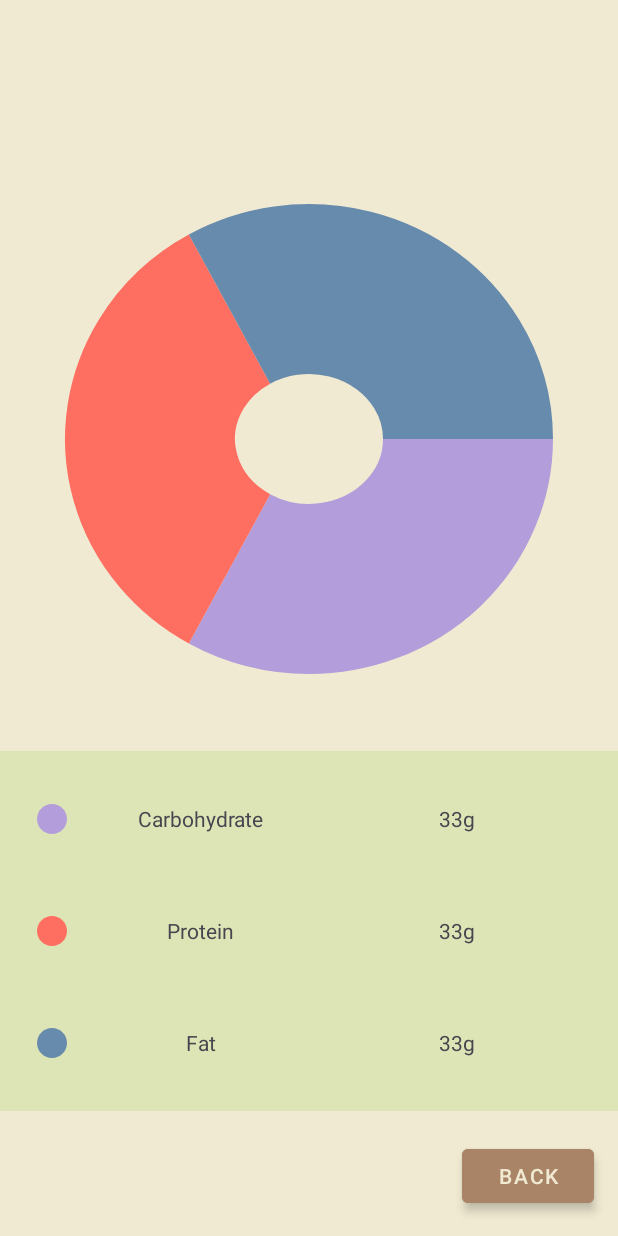
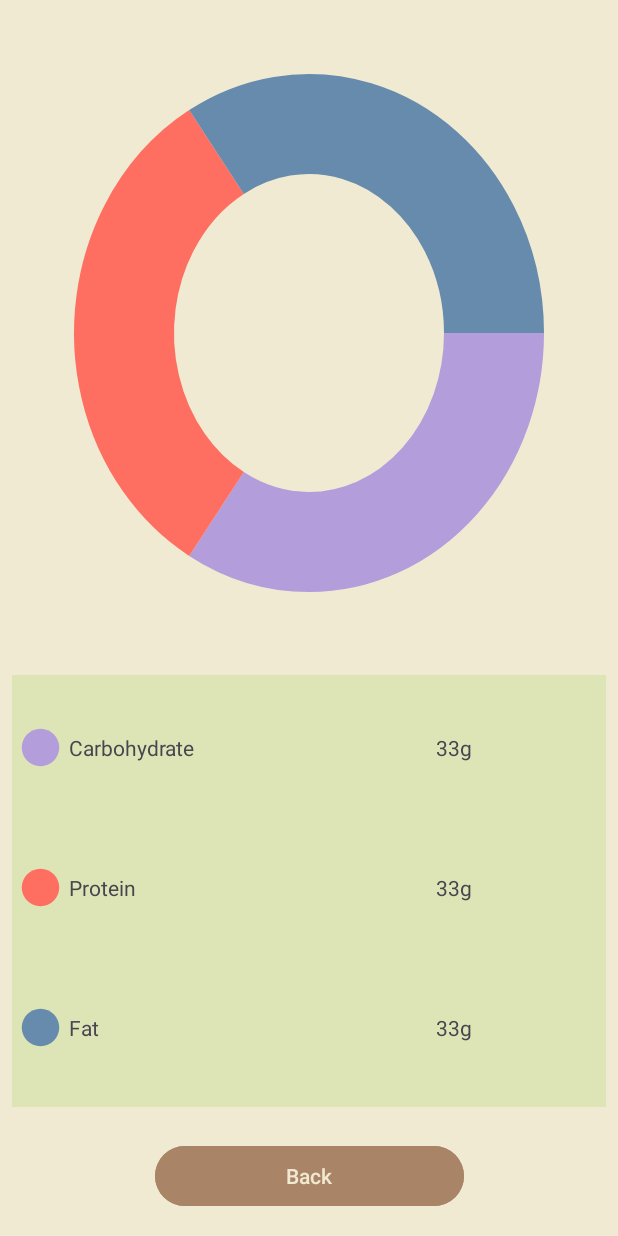
Before and after one commit to Omieron/NutritionTrackingApp, an Android app: the ReportActivity screen opened directly, with no data from a screen before it, on a phone screen of 412 x 824 dp. Run offline under Robolectric (Android 15) with nearby library versions, the phone set to English and light mode, and no system bars; our stand-ins replace Room's generated code.

Commit message:
layoutlar duzenlendi

```diff
--- a/app/src/main/java/com/group20/nutritiontrackingapp/chart/DonutChart.kt
+++ b/app/src/main/java/com/group20/nutritiontrackingapp/chart/DonutChart.kt
@@ -24,12 +24,10 @@ class DonutChart(context: Context, attrs: AttributeSet?) : View(context, attrs)
     )
 
     companion object {
-
         private var data = listOf(33f, 33f, 33f)
 
         fun updateData(carb: Float, pro: Float, fat: Float) {
             data = listOf(carb, pro, fat)
-
         }
     }
 
@@ -39,9 +37,9 @@ class DonutChart(context: Context, attrs: AttributeSet?) : View(context, attrs)
         val total = data.sum()
         var startAngle = 0f
 
-        val rect = RectF(150f, 150f, width - 150f, height - 150f)
-
-        val strokeWidth = 170f
+        // Çemberin boyutlarını ayarla
+        val rect = RectF(100f, 100f, width - 100f, height - 100f)
+        val strokeWidth = 100f
         paint.strokeWidth = strokeWidth
 
         for (i in data.indices) {
--- a/app/src/main/res/layout/activity_report.xml
+++ b/app/src/main/res/layout/activity_report.xml
@@ -1,17 +1,22 @@
 <?xml version="1.0" encoding="utf-8"?>
 <androidx.constraintlayout.widget.ConstraintLayout xmlns:android="http://schemas.android.com/apk/res/android"
     xmlns:app="http://schemas.android.com/apk/res-auto"
+    xmlns:tools="http://schemas.android.com/tools"
     android:layout_width="match_parent"
     android:layout_height="match_parent"
-    android:background="@color/Soft_Eggshell_White">
+    android:background="@color/Soft_Eggshell_White"
+    tools:context=".ReportActivity">
 
     <FrameLayout
         android:id="@+id/donutChartFrame"
-        android:layout_width="match_parent"
-        android:layout_height="400dp"
-        android:layout_marginBottom="331dp"
-        app:layout_constraintBottom_toBottomOf="parent"
-        app:layout_constraintEnd_toEndOf="parent">
+        android:layout_width="0dp"
+        android:layout_height="0dp"
+        android:layout_margin="16dp"
+        app:layout_constraintTop_toTopOf="parent"
+        app:layout_constraintStart_toStartOf="parent"
+        app:layout_constraintEnd_toEndOf="parent"
+        app:layout_constraintHeight_default="percent"
+        app:layout_constraintHeight_percent="0.5">
 
         <com.group20.nutritiontrackingapp.chart.DonutChart
             android:id="@+id/donutChart"
@@ -20,125 +25,132 @@
 
     </FrameLayout>
 
-        <!-- TableLayout -->
     <TableLayout
-        android:layout_width="match_parent"
-        android:layout_height="240dp"
-        android:layout_marginBottom="19dp"
-        android:padding="8dp"
+        android:id="@+id/tableLayout"
+        android:layout_width="0dp"
+        android:layout_height="0dp"
+        android:layout_margin="8dp"
+        android:padding="4dp"
+        android:background="@color/Pale_Sage_Green"
         android:stretchColumns="1"
-        android:background="@color/Pale_Sage_Green"
+        app:layout_constraintTop_toBottomOf="@+id/donutChartFrame"
+        app:layout_constraintStart_toStartOf="parent"
+        app:layout_constraintEnd_toEndOf="parent"
         app:layout_constraintBottom_toTopOf="@+id/reportBackBtn"
-        app:layout_constraintEnd_toEndOf="parent">
+        app:layout_constraintHeight_default="percent"
+        app:layout_constraintHeight_percent="0.35">
 
         <TableRow
             android:layout_width="match_parent"
-            android:layout_height="0dp"
-            android:layout_weight="1">
+            android:layout_height="wrap_content"
+            android:layout_weight="1"
+            android:paddingBottom="4dp">
 
             <LinearLayout
-                android:layout_width="198dp"
-                android:layout_height="match_parent"
+                android:layout_width="0dp"
+                android:layout_height="wrap_content"
+                android:layout_gravity="center"
+                android:layout_weight="1"
+                android:gravity="center_vertical"
                 android:orientation="horizontal">
 
                 <ImageView
                     android:id="@+id/imageView2"
-                    android:layout_width="106dp"
-                    android:layout_height="wrap_content"
-                    android:layout_gravity="center"
-                    android:layout_weight="1"
+                    android:layout_width="30dp"
+                    android:layout_height="30dp"
                     app:srcCompat="@drawable/baseline_purple_circle" />
 
                 <TextView
-                    android:layout_width="match_parent"
-                    android:layout_height="match_parent"
-                    android:layout_weight="1"
-                    android:gravity="center"
-                    android:padding="8dp"
+                    android:layout_width="wrap_content"
+                    android:layout_height="wrap_content"
+                    android:paddingStart="4dp"
                     android:text="@string/macro_carb" />
             </LinearLayout>
 
             <TextView
                 android:id="@+id/carbRate"
                 android:layout_width="0dp"
-                android:layout_height="match_parent"
+                android:layout_height="wrap_content"
+                android:layout_gravity="center"
                 android:layout_weight="1"
                 android:gravity="center"
-                android:padding="8dp"
-                android:text="@string/rate"/>
+                android:padding="4dp"
+                android:text="@string/rate" />
         </TableRow>
 
         <TableRow
             android:layout_width="match_parent"
-            android:layout_height="0dp"
-            android:layout_weight="1">
+            android:layout_height="wrap_content"
+            android:layout_weight="1"
+            android:paddingBottom="4dp">
 
             <LinearLayout
-                android:layout_width="match_parent"
-                android:layout_height="match_parent"
+                android:layout_width="0dp"
+                android:layout_height="wrap_content"
+                android:layout_gravity="center"
+                android:layout_weight="1"
+                android:gravity="center_vertical"
                 android:orientation="horizontal">
 
                 <ImageView
                     android:id="@+id/imageView8"
-                    android:layout_width="106dp"
-                    android:layout_height="wrap_content"
-                    android:layout_gravity="center"
-                    android:layout_weight="1"
+                    android:layout_width="30dp"
+                    android:layout_height="30dp"
                     app:srcCompat="@drawable/baseline_red_circle" />
 
                 <TextView
-                    android:layout_width="match_parent"
-                    android:layout_height="match_parent"
-                    android:layout_weight="1"
-                    android:gravity="center"
-                    android:padding="8dp"
+                    android:layout_width="wrap_content"
+                    android:layout_height="wrap_content"
+                    android:paddingStart="4dp"
                     android:text="@string/macro_pro" />
             </LinearLayout>
 
             <TextView
                 android:id="@+id/proRate"
                 android:layout_width="0dp"
-                android:layout_height="match_parent"
+                android:layout_height="wrap_content"
+                android:layout_gravity="center"
                 android:layout_weight="1"
                 android:gravity="center"
-                android:padding="8dp"
+                android:padding="4dp"
                 android:text="@string/rate" />
         </TableRow>
 
         <TableRow
             android:layout_width="match_parent"
-            android:layout_height="0dp"
-            android:layout_weight="1">
+            android:layout_height="wrap_content"
+            android:layout_weight="1"
+            android:paddingBottom="4dp">
 
             <LinearLayout
-                android:layout_width="match_parent"
-                android:layout_height="match_parent"
+                android:layout_width="0dp"
+                android:layout_height="wrap_content"
+                android:layout_gravity="center"
+                android:layout_weight="1"
+                android:gravity="center_vertical"
                 android:orientation="horizontal">
 
                 <ImageView
                     android:id="@+id/imageView7"
-                    android:layout_width="106dp"
-                    android:layout_height="wrap_content"
-                    android:layout_gravity="center"
-                    android:layout_weight="1"
+                    android:layout_width="30dp"
+                    android:layout_height="30dp"
                     app:srcCompat="@drawable/baseline_blue_circle" />
 
                 <TextView
-                    android:layout_width="match_parent"
-                    android:layout_height="match_parent"
-                    android:layout_weight="1"
-                    android:gravity="center"
-                    android:padding="8dp"
+                    android:layout_width="wrap_content"
+                    android:layout_height="wrap_content"
+                    android:paddingStart="4dp"
                     android:text="@string/macro_fat" />
             </LinearLayout>
 
             <TextView
                 android:id="@+id/fatRate"
                 android:layout_width="0dp"
-                android:layout_height="match_parent"
+                android:layout_height="wrap_content"
+                android:layout_gravity="center"
                 android:layout_weight="1"
                 android:gravity="center"
-                android:padding="8dp"
+                android:padding="4dp"
                 android:text="@string/rate" />
         </TableRow>
 
@@ -146,7 +158,7 @@
 
     <Button
         android:id="@+id/reportBackBtn"
-        android:layout_width="wrap_content"
+        android:layout_width="0dp"
         android:layout_height="wrap_content"
         android:layout_margin="16dp"
         android:backgroundTint="@color/Warm_Taupe_Brown"
@@ -154,8 +166,9 @@
         android:text="@string/back_button_text"
         android:textColor="@color/Soft_Eggshell_White"
         app:layout_constraintBottom_toBottomOf="parent"
+        app:layout_constraintStart_toStartOf="parent"
         app:layout_constraintEnd_toEndOf="parent"
-        style="@style/Widget.MaterialComponents.Button.TextButton.Icon"/>
-
+        app:layout_constraintWidth_default="percent"
+        app:layout_constraintWidth_percent="0.5" />
 
 </androidx.constraintlayout.widget.ConstraintLayout>
--- a/app/src/main/res/layout/exercise_dialog.xml
+++ b/app/src/main/res/layout/exercise_dialog.xml
@@ -58,8 +58,8 @@
             android:background="@color/Warm_Taupe_Brown"
             android:clipToPadding="false"
             android:padding="4dp"
-            android:paddingStart="20dp"
-            android:paddingEnd="20dp" />
+            android:paddingStart="40dp"
+            android:paddingEnd="40dp" />
 
     </FrameLayout>
 
```
Also changed, not shown: app/src/main/res/layout/activity_meal.xml (+12 -13 lines), app/src/main/res/layout/activity_person.xml (+7 -13 lines), app/src/main/res/layout/activity_recipe.xml (+55 -66 lines), app/src/main/res/layout/recipe_item.xml (+7 -7 lines).
